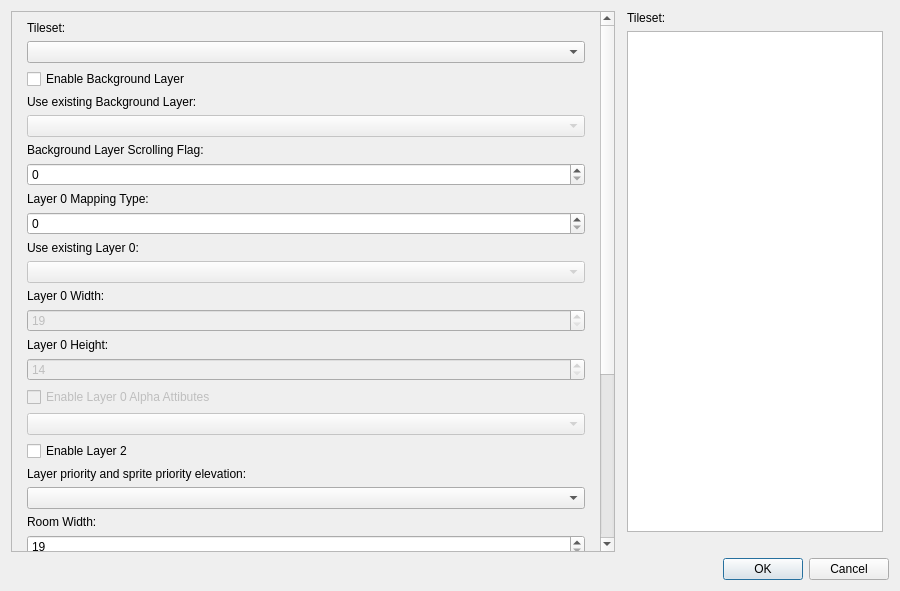
This is Dialog/RoomConfigDialog.ui in wario-land/WL4Editor as Qt 5 draws it before an edit. The edited form follows.
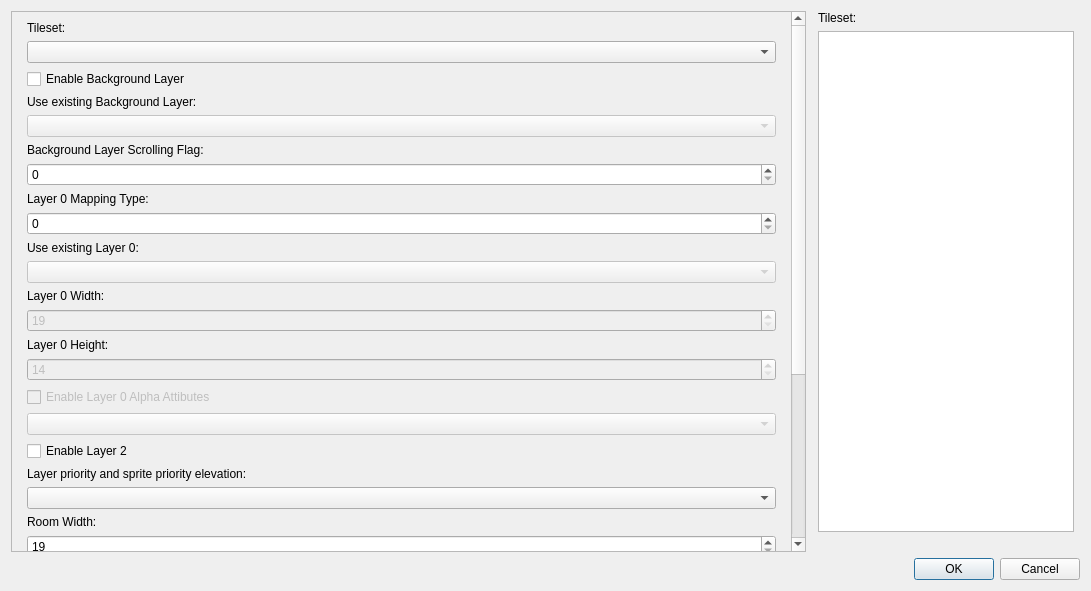
This is the edited form. Custom widgets are drawn as their Qt base class.

The edit to the form file:
```diff
--- a/Dialog/RoomConfigDialog.ui
+++ b/Dialog/RoomConfigDialog.ui
@@ -6,7 +6,7 @@
    <rect>
     <x>0</x>
     <y>0</y>
-    <width>900</width>
+    <width>1091</width>
     <height>591</height>
    </rect>
   </property>
@@ -44,7 +44,7 @@
          <rect>
           <x>0</x>
           <y>0</y>
-          <width>590</width>
+          <width>781</width>
           <height>778</height>
          </rect>
         </property>
```
